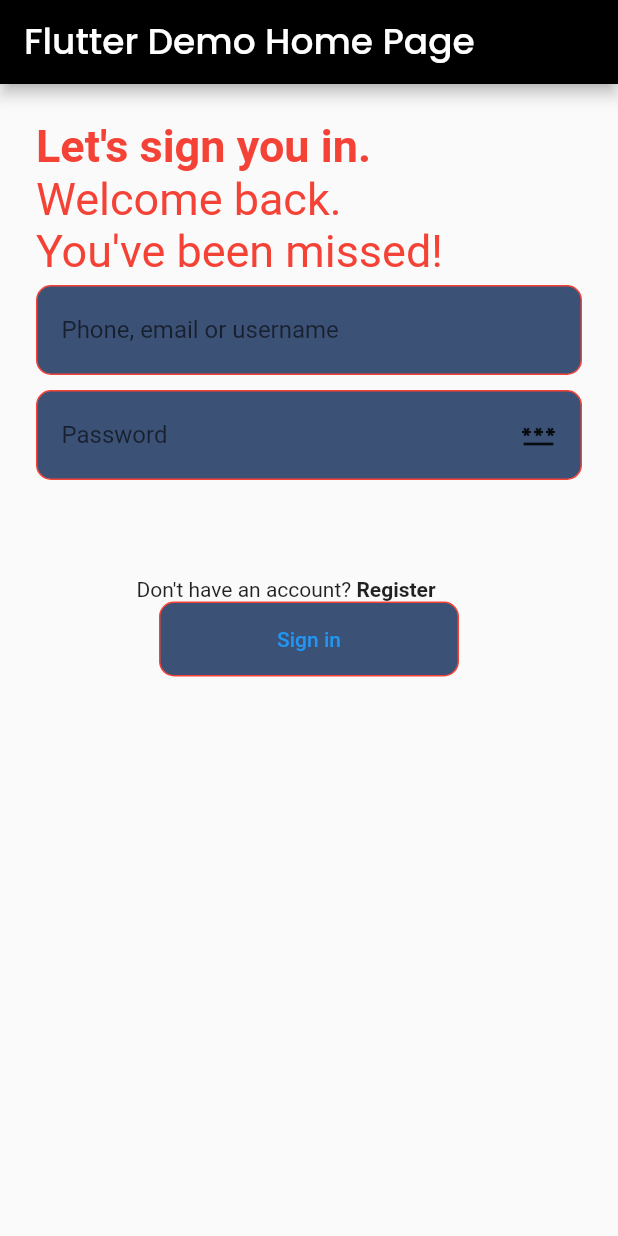
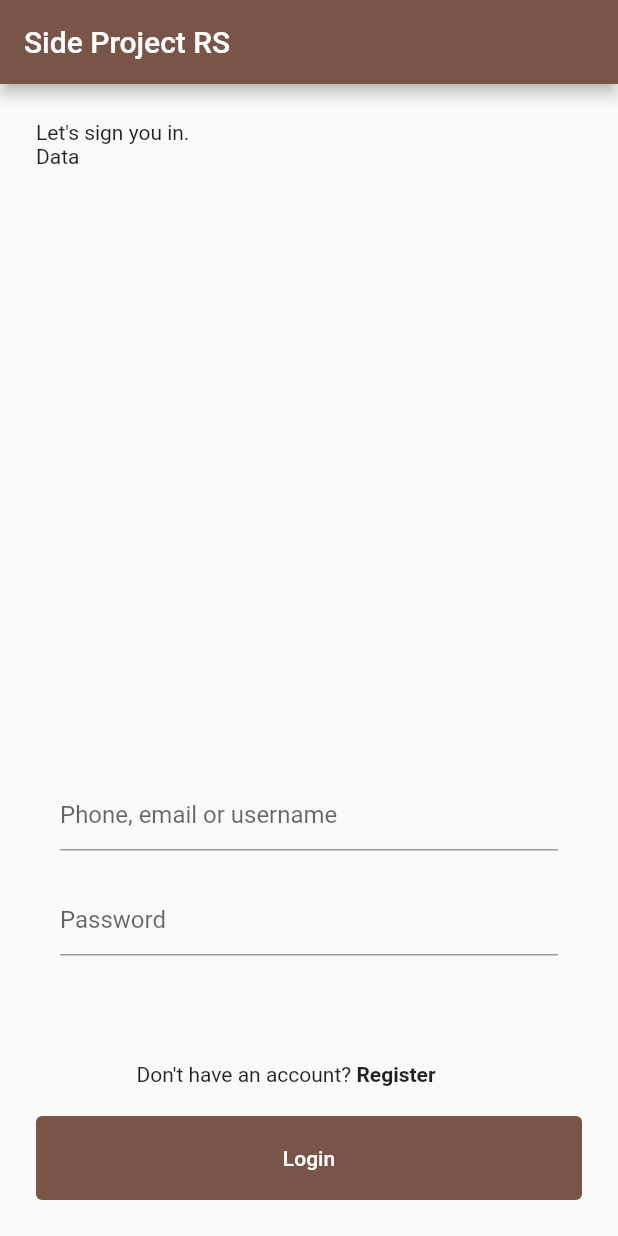
Before and after one commit to DininduChamikara/sp_mobile_app, a Flutter app: the screen it shows after launch, on a phone screen of 412 x 824 dp. Run offline on Flutter 3.47's test engine with Material 2 defaults, Android fonts, the phone set to English and light mode, and no system bars.

Commit message:
Configured some theme data

```diff
--- a/lib/main.dart
+++ b/lib/main.dart
@@ -1,5 +1,4 @@
 import 'package:flutter/material.dart';
-import 'package:google_fonts/google_fonts.dart';
 import 'package:sp_mobile_app/screens/auth/login.dart';
 import 'package:sp_mobile_app/util/theme.dart';
 
@@ -16,45 +15,22 @@ class MyApp extends StatelessWidget {
     return MaterialApp(
       title: 'Flutter Demo',
       debugShowCheckedModeBanner: false,
-      // theme: ThemeData(
-      //   textTheme: GoogleFonts.poppinsTextTheme(),
-      //   primarySwatch: Colors.lime,
-      // ),
       theme: basicTheme(),
-      home: const MyHomePage(title: 'Flutter Demo Home Page'),
+      home: const Home(),
     );
   }
 }
 
-class MyHomePage extends StatefulWidget {
-  const MyHomePage({Key? key, required this.title}) : super(key: key);
-
-  final String title;
+class Home extends StatefulWidget {
+  const Home({Key? key}) : super(key: key);
 
   @override
-  State<MyHomePage> createState() => _MyHomePageState();
+  State<Home> createState() => _HomeState();
 }
 
-class _MyHomePageState extends State<MyHomePage> {
-  int _counter = 0;
-
-  void _incrementCounter() {
-    setState(() {
-      _counter++;
-    });
-  }
-
+class _HomeState extends State<Home> {
   @override
   Widget build(BuildContext context) {
-    return Scaffold(
-        appBar: AppBar(
-          title: Text(widget.title,
-              style: GoogleFonts.poppins(
-                fontSize: 24,
-              )),
-        ),
-        body:
-            const Login() // This trailing comma makes auto-formatting nicer for build methods.
-        );
+    return const Login();
   }
 }
--- a/lib/screens/auth/login.dart
+++ b/lib/screens/auth/login.dart
@@ -1,68 +1,44 @@
 import 'package:flutter/material.dart';
-
-// Material
 
 class Login extends StatelessWidget {
   const Login({Key? key}) : super(key: key);
 
   @override
   Widget build(BuildContext context) {
-    return Container(
+    return Scaffold(
+      appBar: AppBar(
+        title: Text(
+          "Side Project RS",
+          style: Theme.of(context).appBarTheme.titleTextStyle,
+        ),
+      ),
+      body: Container(
           padding: const EdgeInsets.all(24),
           child: Column(
             children: [
               const Align(
                 alignment: Alignment.centerLeft,
-              child: (Text(
+                child: Text(
                   "Let's sign you in.",
-                style: TextStyle(
-                  fontSize: 30,
-                  fontWeight: FontWeight.bold,
-                  color: Colors.red,
                 ),
-              )),
               ),
               const Align(
                 alignment: Alignment.centerLeft,
-              child: (Text(
-                "Welcome back.",
-                style: TextStyle(
-                  fontSize: 30,
-                  color: Colors.red,
+                child: Text("Data"),
               ),
-              )),
-            ),
-            const Align(
-              alignment: Alignment.centerLeft,
-              child: (Text(
-                "You've been missed!",
-                style: TextStyle(
-                  fontSize: 30,
-                  color: Colors.red,
-                ),
-              )),
-            ),
+              const Spacer(),
               Container(
                 margin: const EdgeInsets.symmetric(vertical: 5),
-              decoration: BoxDecoration(
-                  color: const Color.fromARGB(255, 59, 81, 118),
-                  border: Border.all(color: Colors.red),
-                  borderRadius: BorderRadius.circular(10)),
                 height: 60,
                 alignment: Alignment.center,
                 padding: const EdgeInsets.symmetric(horizontal: 16),
                 child: const TextField(
-                decoration: InputDecoration(
-                    hintText: "Phone, email or username",
-                    border: InputBorder.none),
+                  decoration:
+                      InputDecoration(hintText: "Phone, email or username"),
                 ),
               ),
               Container(
                   margin: const EdgeInsets.symmetric(vertical: 5),
-                decoration: BoxDecoration(
-                    color: const Color.fromARGB(255, 59, 81, 118),
-                    border: Border.all(color: Colors.red),
-                    borderRadius: BorderRadius.circular(10)),
                   height: 60,
                   alignment: Alignment.center,
                   padding: const EdgeInsets.symmetric(horizontal: 16),
@@ -70,11 +46,9 @@ class Login extends StatelessWidget {
                     children: const [
                       Expanded(
                         child: TextField(
-                        decoration: InputDecoration(
-                            hintText: "Password", border: InputBorder.none),
+                          decoration: InputDecoration(hintText: "Password"),
                         ),
                       ),
-                    Icon(Icons.password)
                     ],
                   )),
               Container(
@@ -93,20 +67,24 @@ class Login extends StatelessWidget {
                       ],
                     ),
                   ),
-                Container(
-                  decoration: BoxDecoration(
-                      color: const Color.fromARGB(255, 59, 81, 118),
-                      border: Border.all(color: Colors.red),
-                      borderRadius: BorderRadius.circular(10)),
-                  width: 200,
-                  child: TextButton(
-                    child: const Text("Sign in"),
-                    onPressed: (() {}),
+                  Padding(
+                    padding: const EdgeInsets.only(top: 20),
+                    child: SizedBox(
+                      width: double.infinity,
+                      child: ElevatedButton(
+                        child: const Text("Login"),
+                        style: ElevatedButton.styleFrom(
+                          padding: const EdgeInsets.symmetric(vertical: 20),
+                          elevation: 0,
                         ),
-                )
+                        onPressed: () {},
+                      ),
+                    ),
+                  ),
                 ]),
               )
             ],
-        ));
+          )),
+    );
   }
 }
--- a/lib/util/theme.dart
+++ b/lib/util/theme.dart
@@ -1,13 +1,12 @@
 import 'package:flutter/material.dart';
-import 'package:google_fonts/google_fonts.dart';
 
 ThemeData basicTheme() {
   TextTheme _textTheme(TextTheme base) {
     return base.copyWith(
-        headline1: base.headline1?.copyWith(
-      fontFamily: GoogleFonts.poppins(fontSize: 30).toString(),
-      color: Colors.grey.shade800,
-    ));
+      headline1: base.headline1?.copyWith(
+        color: Colors.grey.shade800,
+      ),
+    );
   }
 
   final ThemeData baseThemeData = ThemeData.light();
@@ -15,6 +14,9 @@ ThemeData basicTheme() {
   return baseThemeData.copyWith(
     textTheme: _textTheme(baseThemeData.textTheme),
     primaryColor: Colors.green,
-    appBarTheme: const AppBarTheme(color: Colors.black),
+    appBarTheme: const AppBarTheme(color: Colors.brown),
+    elevatedButtonTheme: const ElevatedButtonThemeData(
+        style: ButtonStyle(
+            backgroundColor: MaterialStatePropertyAll<Color>(Colors.brown))),
   );
 }
```
Lines whose indentation alone changed are shown as unchanged.
